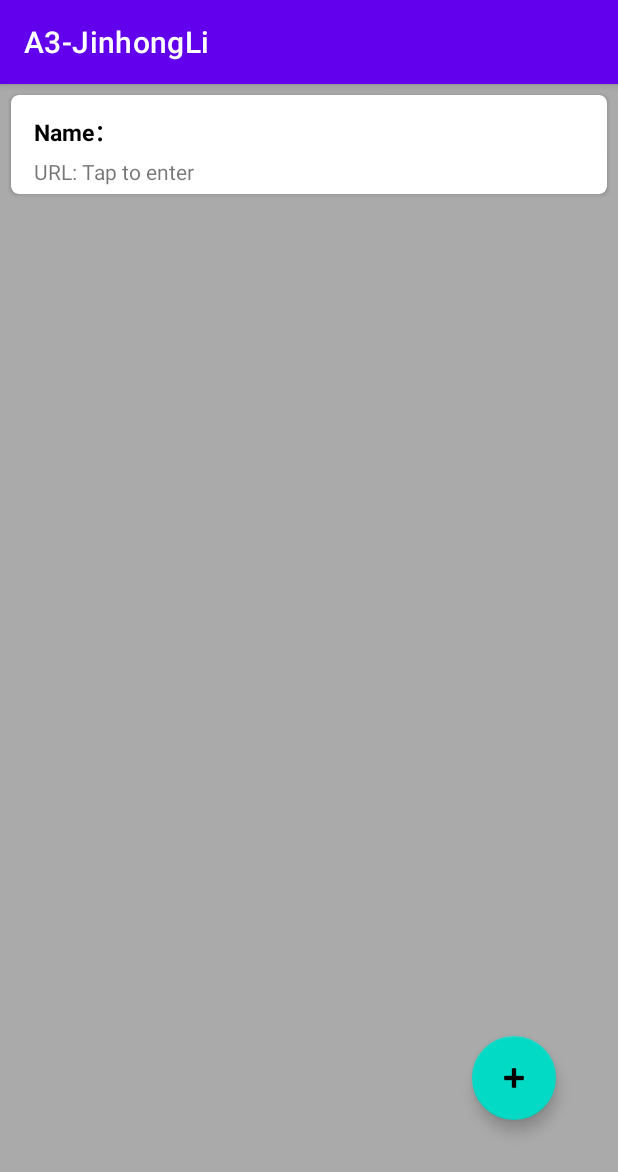
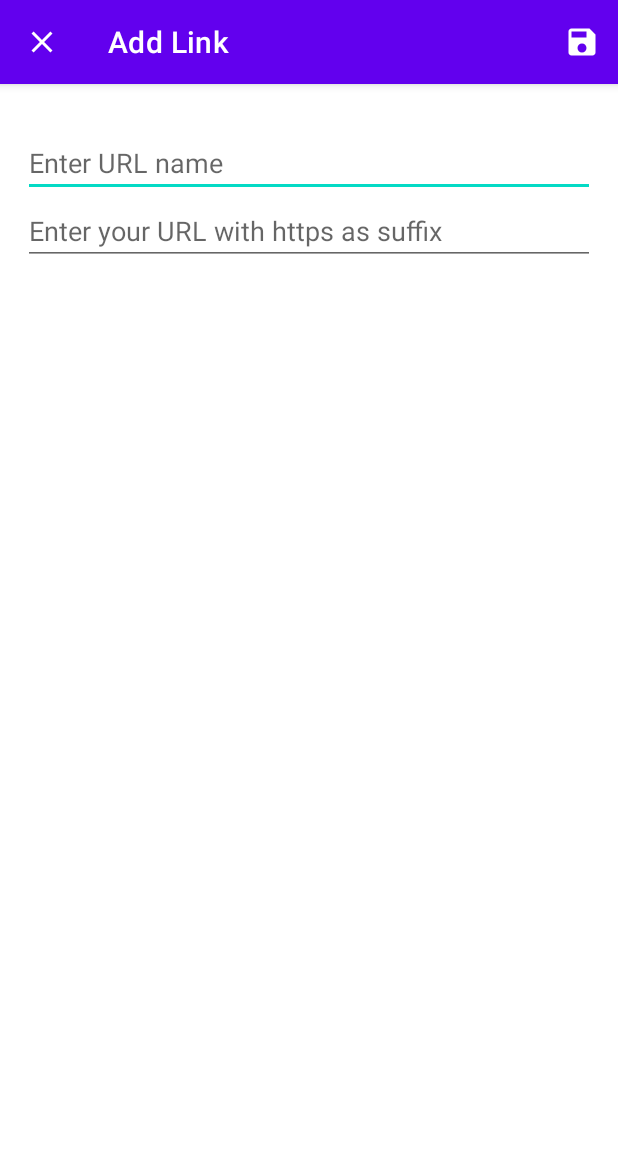
Before and after one commit to TheFu527/e-game-playground, an Android app: the linkCollector screen opened directly, with no data from a screen before it, after a tap on an icon or button, on a phone screen of 412 x 824 dp. Shown: the top 1172 px of the screen. Run offline under Robolectric (Android 15) with nearby library versions, the phone set to English and light mode, and no system bars.

Commit message:
almost done with a bug to fix

```diff
--- a/NUMAD21FaJinhongLi/A3/build.gradle
+++ b/NUMAD21FaJinhongLi/A3/build.gradle
@@ -46,6 +46,8 @@ dependencies {
     implementation 'androidx.appcompat:appcompat:1.2.0'
     implementation 'com.google.android.material:material:1.3.0'
     implementation 'androidx.constraintlayout:constraintlayout:2.0.4'
+    implementation 'androidx.navigation:navigation-fragment:2.3.5'
+    implementation 'androidx.navigation:navigation-ui:2.3.5'
     testImplementation 'junit:junit:4.+'
     androidTestImplementation 'androidx.test.ext:junit:1.1.2'
     androidTestImplementation 'androidx.test.espresso:espresso-core:3.3.0'
--- a/NUMAD21FaJinhongLi/A3/src/main/java/edu/neu/madcourse/numad21fa_jinhongli/ItemCard.java
+++ b/NUMAD21FaJinhongLi/A3/src/main/java/edu/neu/madcourse/numad21fa_jinhongli/ItemCard.java
@@ -1,5 +1,6 @@
 package edu.neu.madcourse.numad21fa_jinhongli;
 
+import android.content.Intent;
 import android.os.Parcel;
 import android.os.Parcelable;
 
@@ -29,9 +30,10 @@ public class ItemCard implements ItemClickListener{
 //        return isChecked;
 //    }
 
+    @Override
     public void onItemClick(int position) {
-        //isChecked = !isChecked;
-        // 打开网址
+        // isChecked = !isChecked;
+
     }
 
 }
--- a/NUMAD21FaJinhongLi/A3/src/main/java/edu/neu/madcourse/numad21fa_jinhongli/RviewHolder.java
+++ b/NUMAD21FaJinhongLi/A3/src/main/java/edu/neu/madcourse/numad21fa_jinhongli/RviewHolder.java
@@ -1,5 +1,6 @@
 package edu.neu.madcourse.numad21fa_jinhongli;
 
+import android.content.Intent;
 import android.view.View;
 import android.widget.CheckBox;
 import android.widget.ImageView;
@@ -25,8 +26,9 @@ public class RviewHolder extends RecyclerView.ViewHolder {
                 if (listener != null) {
                     int position = getLayoutPosition();
                     if (position != RecyclerView.NO_POSITION) {
-                        itemName.setText("dianji");
                         listener.onItemClick(position);
+                        // itemName.setText("dianji");
+
                     }
                 }
             }
--- /dev/null
+++ b/NUMAD21FaJinhongLi/A3/src/main/java/edu/neu/madcourse/numad21fa_jinhongli/enterLink.java
@@ -0,0 +1,67 @@
+package edu.neu.madcourse.numad21fa_jinhongli;
+
+import androidx.appcompat.app.AppCompatActivity;
+
+import android.content.Intent;
+import android.os.Bundle;
+import android.view.Menu;
+import android.view.MenuInflater;
+import android.view.MenuItem;
+import android.widget.EditText;
+import android.widget.Toast;
+
+public class enterLink extends AppCompatActivity {
+
+    EditText URL;
+    EditText Name;
+
+    //public static final int RESULT_OK = -1;
+    public static final String EXTRA_NAME =
+            "numad21fa_jinhongli_name";
+    public static final String EXTRA_LINK =
+            "numad21fa_jinhongli_link";
+    @Override
+    protected void onCreate(Bundle savedInstanceState) {
+        super.onCreate(savedInstanceState);
+        setContentView(R.layout.activity_enterlink);
+        URL = findViewById(R.id.URL_enter);
+        Name = findViewById(R.id.name_enter);
+        getSupportActionBar().setHomeAsUpIndicator(R.drawable.close_icon);
+        setTitle("Add Link");
+    }
+    @Override
+    public boolean onCreateOptionsMenu(Menu menu) {
+        MenuInflater menuInflater = getMenuInflater();
+        menuInflater.inflate(R.menu.add_link, menu);
+        return true;
+    }
+
+    @Override
+    public boolean onOptionsItemSelected(MenuItem item) {
+        switch (item.getItemId()) {
+            case R.id.save_link:
+                saveLink();
+                return true;
+            default:
+                return super.onOptionsItemSelected(item);
+        }
+    }
+
+    private void saveLink() {
+        String name = Name.getText().toString();
+        String link = URL.getText().toString();
+
+        if (name.trim().isEmpty() || link.trim().isEmpty()) {
+            Toast.makeText(this, "Insert a name and link", Toast.LENGTH_SHORT).show();
+            return;
+        }
+// 将数据返回给唤起这个activity的main activity
+        Intent data = new Intent();
+        data.putExtra(EXTRA_NAME,name);
+        data.putExtra(EXTRA_LINK,link);
+        //data.putExtra(EXTRA_PRIORITY, priority);
+
+        setResult(RESULT_OK, data);
+        finish();
+    }
+}
--- a/NUMAD21FaJinhongLi/A3/src/main/java/edu/neu/madcourse/numad21fa_jinhongli/linkCollector.java
+++ b/NUMAD21FaJinhongLi/A3/src/main/java/edu/neu/madcourse/numad21fa_jinhongli/linkCollector.java
@@ -6,6 +6,8 @@ import androidx.recyclerview.widget.ItemTouchHelper;
 import androidx.recyclerview.widget.LinearLayoutManager;
 import androidx.recyclerview.widget.RecyclerView;
 
+import android.content.Intent;
+import android.net.Uri;
 import android.os.Bundle;
 import android.view.View;
 import android.widget.Toast;
@@ -30,6 +32,7 @@ public class linkCollector extends AppCompatActivity {
     private static final String KEY_OF_INSTANCE = "MatchingKey";
     private static final String NUMBER_OF_ITEMS = "Link NUMBERS";
 
+    public static final int RequestCode= 1;
 
     @Override
     protected void onCreate(Bundle savedInstanceState) {
@@ -42,8 +45,10 @@ public class linkCollector extends AppCompatActivity {
         addButton.setOnClickListener(new View.OnClickListener() {
             @Override
             public void onClick(View v) {
-                int pos = 0;
-                addItem(pos);
+                Intent Enterlink = new Intent(linkCollector.this,enterLink.class);
+                startActivityForResult(Enterlink,RequestCode);
+//                int pos = 0;
+//                addItem(pos);
             }
         });
 
@@ -67,6 +72,22 @@ public class linkCollector extends AppCompatActivity {
 //        itemTouchHelper.attachToRecyclerView(recyclerView);
     }
 
+    @Override
+    protected void onActivityResult(int requestCode, int resultCode, Intent data) {
+        super.onActivityResult(requestCode, resultCode, data);
+
+        if (requestCode == RequestCode && resultCode == RESULT_OK) {
+            String name = data.getStringExtra(enterLink.EXTRA_NAME);
+            String link = data.getStringExtra(enterLink.EXTRA_LINK);
+
+            ItemCard newCard = new ItemCard(name, link);
+            itemList.add(0, newCard);
+
+            Toast.makeText(this, "Link saved", Toast.LENGTH_SHORT).show();
+        } else {
+            Toast.makeText(this, "Link not saved", Toast.LENGTH_SHORT).show();
+        }
+    }
     // Handling Orientation Changes on Android
     @Override
     protected void onSaveInstanceState(@NonNull Bundle outState) {
@@ -141,11 +162,13 @@ public class linkCollector extends AppCompatActivity {
 
         rviewAdapter = new RviewAdapter(itemList);
         //ItemCard itemClickListener = new ItemCard() {
+        // assign clicklistener to adapter
         ItemClickListener itemClickListener = new ItemClickListener() {
             public void onItemClick(int position) {
                 //attributions bond to the item has been changed
                 itemList.get(position).onItemClick(position);
-
+                Intent Link = new Intent(Intent.ACTION_VIEW, Uri.parse(itemList.get(position).getItemLink()));
+                startActivity(Link);
                 rviewAdapter.notifyItemChanged(position);
             }
 
@@ -156,10 +179,10 @@ public class linkCollector extends AppCompatActivity {
         recyclerView.setLayoutManager(rLayoutManger);
     }
 
-    private void addItem(int position) {
-        itemList.add(position, new ItemCard("Name：", "URL: " + "Tap to enter"));
-        Toast.makeText(linkCollector.this, "Add an link", Toast.LENGTH_SHORT).show();
-
-        rviewAdapter.notifyItemInserted(position);
-    }
+//    private void addItem(int position) {
+//        itemList.add(position, new ItemCard("Name：", "URL: " + "Tap to enter"));
+//        Toast.makeText(linkCollector.this, "Add an link", Toast.LENGTH_SHORT).show();
+//
+//        rviewAdapter.notifyItemInserted(position);
+//    }
 }
--- /dev/null
+++ b/NUMAD21FaJinhongLi/A3/src/main/res/drawable/close_icon.xml
@@ -0,0 +1,10 @@
+<vector xmlns:android="http://schemas.android.com/apk/res/android"
+    android:width="24dp"
+    android:height="24dp"
+    android:viewportWidth="24"
+    android:viewportHeight="24"
+    android:tint="?attr/colorControlNormal">
+  <path
+      android:fillColor="@android:color/white"
+      android:pathData="M19,6.41L17.59,5 12,10.59 6.41,5 5,6.41 10.59,12 5,17.59 6.41,19 12,13.41 17.59,19 19,17.59 13.41,12z"/>
+</vector>
--- /dev/null
+++ b/NUMAD21FaJinhongLi/A3/src/main/res/drawable/save_icon.xml
@@ -0,0 +1,10 @@
+<vector xmlns:android="http://schemas.android.com/apk/res/android"
+    android:width="24dp"
+    android:height="24dp"
+    android:viewportWidth="24"
+    android:viewportHeight="24"
+    android:tint="?attr/colorControlNormal">
+  <path
+      android:fillColor="@android:color/white"
+      android:pathData="M17,3L5,3c-1.11,0 -2,0.9 -2,2v14c0,1.1 0.89,2 2,2h14c1.1,0 2,-0.9 2,-2L21,7l-4,-4zM12,19c-1.66,0 -3,-1.34 -3,-3s1.34,-3 3,-3 3,1.34 3,3 -1.34,3 -3,3zM15,9L5,9L5,5h10v4z"/>
+</vector>
--- /dev/null
+++ b/NUMAD21FaJinhongLi/A3/src/main/res/layout/activity_enterlink.xml
@@ -0,0 +1,28 @@
+<?xml version="1.0" encoding="utf-8"?>
+<androidx.appcompat.widget.LinearLayoutCompat xmlns:android="http://schemas.android.com/apk/res/android"
+    xmlns:app="http://schemas.android.com/apk/res-auto"
+    xmlns:tools="http://schemas.android.com/tools"
+    android:layout_width="match_parent"
+    android:layout_height="match_parent"
+    android:layout_gravity="top"
+    android:orientation="vertical"
+    android:layout_marginTop="30dp"
+    android:layout_marginHorizontal="15dp"
+    tools:context=".enterLink">
+
+    <EditText
+        android:id="@+id/name_enter"
+        android:layout_width="match_parent"
+        android:layout_height="wrap_content"
+        android:hint="Enter URL name"
+        android:inputType="textUri"/>
+
+    <EditText
+        android:id="@+id/URL_enter"
+        android:layout_width="match_parent"
+        android:layout_height="wrap_content"
+        android:hint="Enter your URL with https as suffix"
+        android:inputType="textUri"/>
+
+
+</androidx.appcompat.widget.LinearLayoutCompat>
--- a/NUMAD21FaJinhongLi/A3/src/main/res/layout/activity_link.xml
+++ b/NUMAD21FaJinhongLi/A3/src/main/res/layout/activity_link.xml
@@ -23,7 +23,7 @@
         android:layout_width="wrap_content"
         android:layout_height="wrap_content"
         android:clickable="true"
-        android:src="@android:drawable/ic_input_add"
+        android:src="@drawable/add_icon"
         app:layout_constraintBottom_toBottomOf="@+id/recycler_view"
         app:layout_constraintEnd_toEndOf="@+id/recycler_view"
         app:layout_constraintHorizontal_bias="0.884"
--- /dev/null
+++ b/NUMAD21FaJinhongLi/A3/src/main/res/menu/add_link.xml
@@ -0,0 +1,9 @@
+<?xml version="1.0" encoding="utf-8"?>
+ <menu xmlns:android="http://schemas.android.com/apk/res/android"
+     xmlns:app="http://schemas.android.com/apk/res-auto">
+<item
+    android:id="@+id/save_link"
+    android:icon="@drawable/save_icon"
+    android:title="save"
+    app:showAsAction="ifRoom"/>
+</menu>
```
Also changed, not shown: NUMAD21FaJinhongLi/A3/src/main/AndroidManifest.xml (+12 -4 lines), NUMAD21FaJinhongLi/A3/src/main/java/edu/neu/madcourse/numad21fa_jinhongli/webpage.java (added, +14 -0 lines), NUMAD21FaJinhongLi/A3/src/main/res/layout/activity_webpage.xml (added, +9 -0 lines), NUMAD21FaJinhongLi/A3/src/main/res/navigation/nav_graph.xml (added, +28 -0 lines), NUMAD21FaJinhongLi/A3/src/main/res/values/strings.xml (+9 -0 lines).
